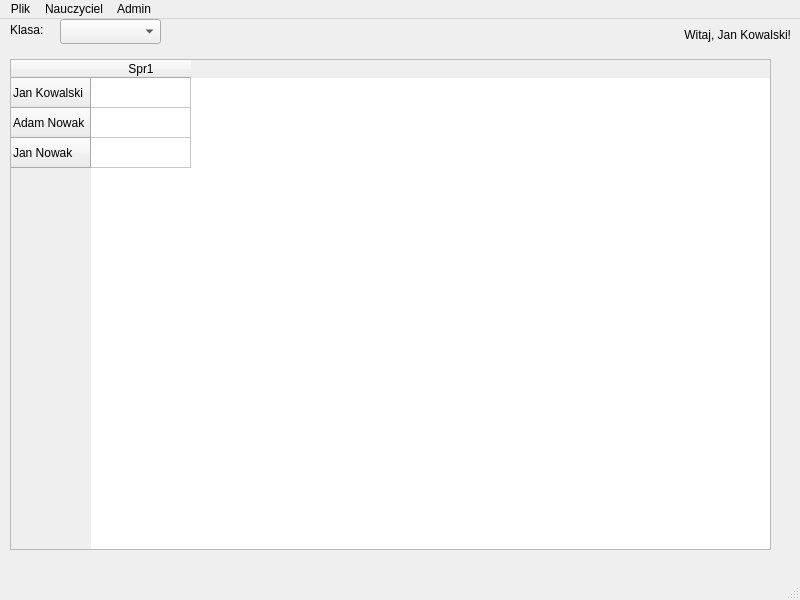
First picture: the form in ui/main.ui, repository chixPL/excalibur, before the edit.
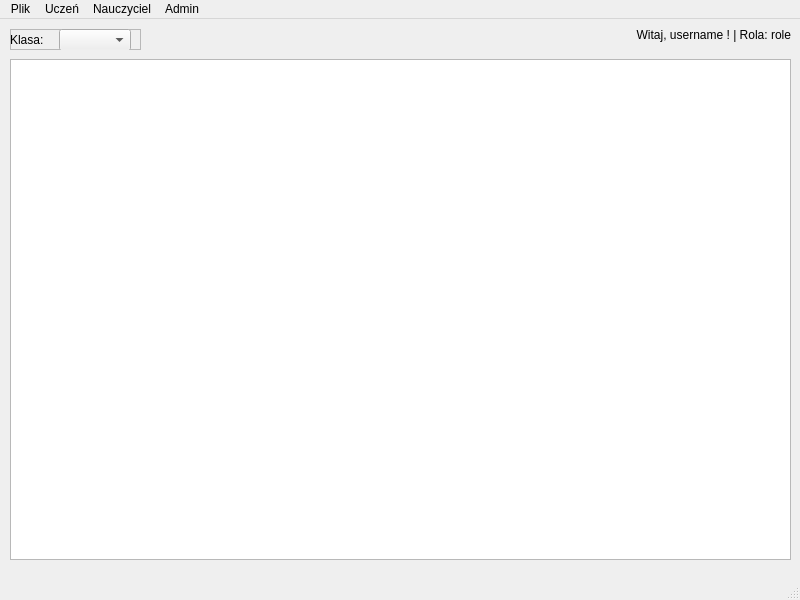
Second picture: the form after the edit.

Commit message: Polaczenie bazy danych z QT

The edit to the form file:
```diff
--- a/ui/main.ui
+++ b/ui/main.ui
@@ -14,29 +14,6 @@
    <string>Dziennik</string>
   </property>
   <widget class="QWidget" name="centralwidget">
-   <widget class="QLabel" name="label">
-    <property name="geometry">
-     <rect>
-      <x>10</x>
-      <y>0</y>
-      <width>51</width>
-      <height>21</height>
-     </rect>
-    </property>
-    <property name="text">
-     <string>Klasa:</string>
-    </property>
-   </widget>
-   <widget class="QComboBox" name="comboBox">
-    <property name="geometry">
-     <rect>
-      <x>60</x>
-      <y>0</y>
-      <width>101</width>
-      <height>25</height>
-     </rect>
-    </property>
-   </widget>
    <widget class="QLabel" name="label_2">
     <property name="geometry">
      <rect>
@@ -47,7 +24,7 @@
      </rect>
     </property>
     <property name="text">
-     <string>Witaj, Jan Kowalski!</string>
+     <string>Witaj, username ! | Rola: role</string>
     </property>
     <property name="alignment">
      <set>Qt::AlignRight|Qt::AlignTrailing|Qt::AlignVCenter</set>
@@ -58,30 +35,60 @@
      <rect>
       <x>10</x>
       <y>40</y>
-      <width>761</width>
-      <height>491</height>
+      <width>781</width>
+      <height>501</height>
      </rect>
     </property>
-    <row>
-     <property name="text">
-      <string>Jan Kowalski</string>
+    <attribute name="horizontalHeaderDefaultSectionSize">
+     <number>78</number>
+    </attribute>
+    <attribute name="horizontalHeaderStretchLastSection">
+     <bool>false</bool>
+    </attribute>
+    <attribute name="verticalHeaderCascadingSectionResizes">
+     <bool>false</bool>
+    </attribute>
+    <attribute name="verticalHeaderStretchLastSection">
+     <bool>false</bool>
+    </attribute>
+   </widget>
+   <widget class="QFrame" name="frame">
+    <property name="geometry">
+     <rect>
+      <x>10</x>
+      <y>10</y>
+      <width>131</width>
+      <height>21</height>
+     </rect>
+    </property>
+    <property name="frameShape">
+     <enum>QFrame::StyledPanel</enum>
+    </property>
+    <property name="frameShadow">
+     <enum>QFrame::Raised</enum>
+    </property>
+    <widget class="QWidget" name="">
+     <property name="geometry">
+      <rect>
+       <x>0</x>
+       <y>0</y>
+       <width>121</width>
+       <height>22</height>
+      </rect>
      </property>
-    </row>
-    <row>
-     <property name="text">
-      <string>Adam Nowak</string>
-     </property>
-    </row>
-    <row>
-     <property name="text">
-      <string>Jan Nowak</string>
-     </property>
-    </row>
-    <column>
-     <property name="text">
-      <string>Spr1</string>
-     </property>
-    </column>
+     <layout class="QHBoxLayout" name="horizontalLayout">
+      <item>
+       <widget class="QLabel" name="label">
+        <property name="text">
+         <string>Klasa:</string>
+        </property>
+       </widget>
+      </item>
+      <item>
+       <widget class="QComboBox" name="comboBox"/>
+      </item>
+     </layout>
+    </widget>
    </widget>
   </widget>
   <widget class="QMenuBar" name="menubar">
@@ -90,7 +97,7 @@
      <x>0</x>
      <y>0</y>
      <width>800</width>
-     <height>22</height>
+     <height>21</height>
     </rect>
    </property>
    <widget class="QMenu" name="menuPlik">
@@ -113,9 +120,18 @@
      <string>Admin</string>
     </property>
     <addaction name="actionDodaj_u_ytkownika"/>
-    <addaction name="actionDodaj_klas"/>
+    <addaction name="actionZmie_w_a_ciwo_ci_u_ytkownika"/>
+    <addaction name="separator"/>
+    <addaction name="actionDodaj_klas_2"/>
+    <addaction name="actionZmie_w_a_ciwo_ci_klasy"/>
+   </widget>
+   <widget class="QMenu" name="menuUcze">
+    <property name="title">
+     <string>Uczeń</string>
+    </property>
    </widget>
    <addaction name="menuPlik"/>
+   <addaction name="menuUcze"/>
    <addaction name="menuNauczyciel"/>
    <addaction name="menuAdmin"/>
   </widget>
```
Left out of the diff: 42 changed lines with no effect on the pictures. The commit also changes 2 other files.
